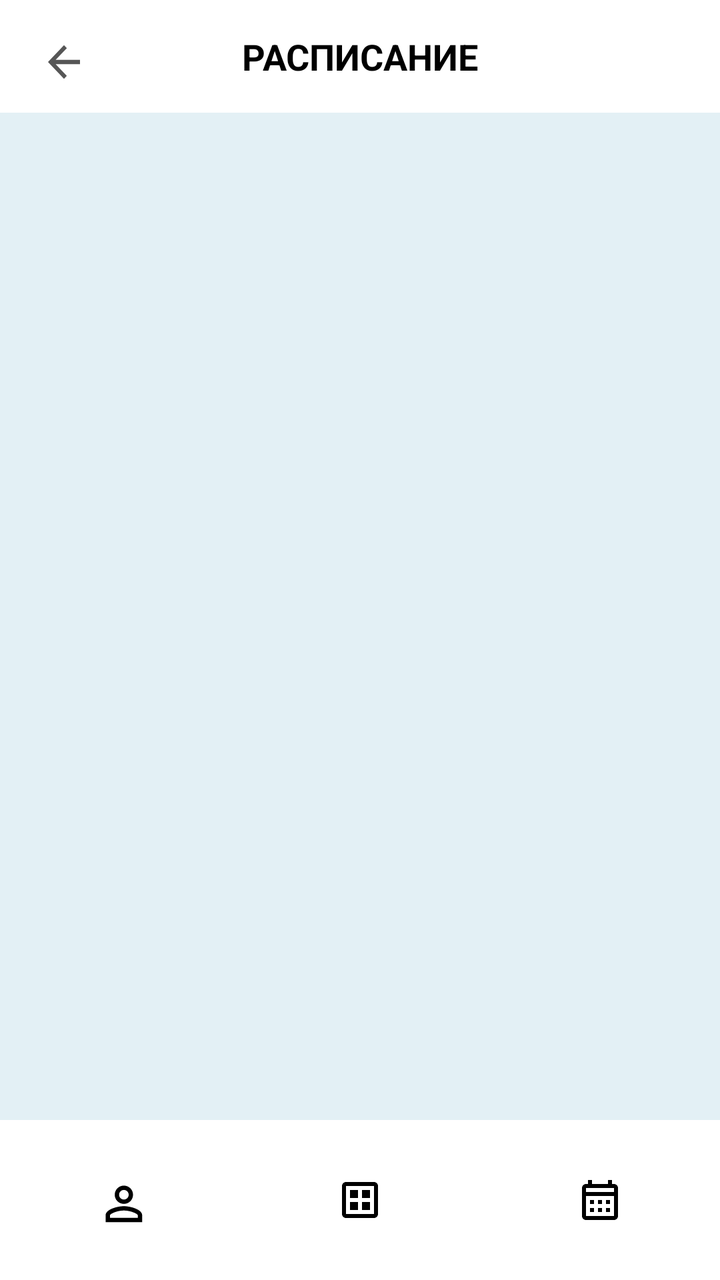
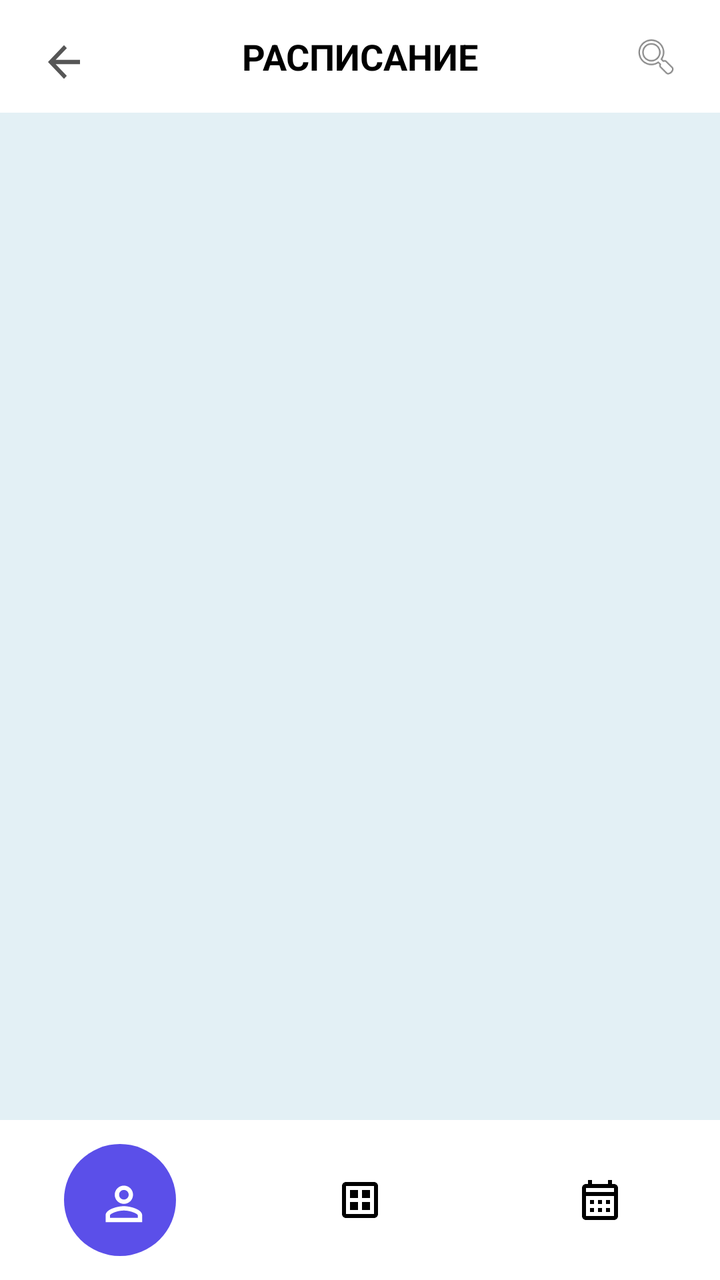

The first picture is an Android layout as it rendered before a commit; the second is the same layout after the commit. The layout source and the unified diff follow.
<!-- AndroidManifest.xml: application theme Theme.Universe -->
<!-- res/layout/activity_schedule.xml -->
<?xml version="1.0" encoding="utf-8"?>
<androidx.constraintlayout.widget.ConstraintLayout
    xmlns:android="http://schemas.android.com/apk/res/android"
    xmlns:app="http://schemas.android.com/apk/res-auto"
    android:layout_width="match_parent"
    android:layout_height="match_parent"
    android:background="#E3F0F5">
    <ImageView
        android:id="@+id/btnBack"
        android:layout_width="48dp"
        android:layout_height="0dp"
        android:layout_marginStart="8dp"
        android:padding="12dp"
        android:src="@drawable/arrowback"
        android:background="?attr/selectableItemBackgroundBorderless"
        android:elevation="10dp"
        app:layout_constraintStart_toStartOf="parent"
        app:layout_constraintTop_toTopOf="@id/tvTitle"  />
    
    <TextView
        android:id="@+id/tvTitle"
        android:layout_width="0dp"
        android:layout_height="wrap_content"
        android:background="#FFFFFF"
        android:padding="16dp"
        android:text="РАСПИСАНИЕ"
        android:textAlignment="center"
        android:textColor="#000000"
        android:textSize="18sp"
        android:textStyle="bold"
        app:layout_constraintTop_toTopOf="parent"
        app:layout_constraintStart_toStartOf="parent"
        app:layout_constraintEnd_toEndOf="parent" />

    
    <androidx.recyclerview.widget.RecyclerView
        android:id="@+id/recyclerSchedule"
        android:layout_width="0dp"
        android:layout_height="0dp"
        android:padding="8dp"
        app:layout_constraintTop_toBottomOf="@id/tvTitle"
        app:layout_constraintBottom_toTopOf="@id/bottomNav"
        app:layout_constraintStart_toStartOf="parent"
        app:layout_constraintEnd_toEndOf="parent" />

    
    <com.google.android.material.bottomnavigation.BottomNavigationView
        android:id="@+id/bottomNav"
        android:layout_width="0dp"
        android:layout_height="wrap_content"
        android:background="#FFFFFF"
        app:menu="@menu/bottom_menu"
        app:labelVisibilityMode="unlabeled"
        app:itemIconTint="@color/black"
        app:itemTextColor="@color/black"
        app:layout_constraintBottom_toBottomOf="parent"
        app:layout_constraintStart_toStartOf="parent"
        app:layout_constraintEnd_toEndOf="parent" />

</androidx.constraintlayout.widget.ConstraintLayout>
<!-- resources referenced by this layout -->
<resources>
  <color name="black">#FF000000</color>
  <!-- drawable arrowback (drawable) -->
  <vector xmlns:android="http://schemas.android.com/apk/res/android"
      android:width="36dp"
      android:height="38dp"
      android:viewportWidth="36"
      android:viewportHeight="38">
    <group>
      <clip-path
          android:pathData="M0,0h36v38h-36z"/>
      <path
          android:pathData="M30,17.417H11.745L20.13,8.566L18,6.333L6,19L18,31.667L20.115,29.434L11.745,20.583H30V17.417Z"
          android:fillColor="#565656"/>
    </group>
  </vector>
  <style name="Theme.Universe" parent="Base.Theme.Universe" />
  <style name="Base.Theme.Universe" parent="Theme.Material3.DayNight.NoActionBar">
          
          
  
          
          <item name="colorSecondaryContainer">@android:color/transparent</item>
      </style>
</resources>

<!-- the commit's change to res/layout/activity_schedule.xml (unified diff, before → after) -->
@@ -5,6 +5,8 @@
     android:layout_width="match_parent"
     android:layout_height="match_parent"
     android:background="#E3F0F5">
+
+    
     <ImageView
         android:id="@+id/btnBack"
         android:layout_width="48dp"
@@ -15,7 +17,8 @@
         android:background="?attr/selectableItemBackgroundBorderless"
         android:elevation="10dp"
         app:layout_constraintStart_toStartOf="parent"
-        app:layout_constraintTop_toTopOf="@id/tvTitle"  />
+        app:layout_constraintTop_toTopOf="@id/tvTitle" />
+
     
     <TextView
         android:id="@+id/tvTitle"
@@ -33,11 +36,25 @@
         app:layout_constraintEnd_toEndOf="parent" />
 
     
+    <ImageView
+        android:id="@+id/btnSearch"
+        android:layout_width="48dp"
+        android:layout_height="48dp"
+        android:layout_marginEnd="8dp"
+        android:padding="12dp"
+        android:src="@android:drawable/ic_menu_search"
+        android:background="?attr/selectableItemBackgroundBorderless"
+        app:layout_constraintBottom_toBottomOf="@id/tvTitle"
+        app:layout_constraintEnd_toEndOf="parent"
+        app:layout_constraintTop_toTopOf="@id/tvTitle" />
+
+    
     <androidx.recyclerview.widget.RecyclerView
         android:id="@+id/recyclerSchedule"
         android:layout_width="0dp"
         android:layout_height="0dp"
         android:padding="8dp"
+        android:clipToPadding="false"
         app:layout_constraintTop_toBottomOf="@id/tvTitle"
         app:layout_constraintBottom_toTopOf="@id/bottomNav"
         app:layout_constraintStart_toStartOf="parent"
@@ -51,8 +68,11 @@
         android:background="#FFFFFF"
         app:menu="@menu/bottom_menu"
         app:labelVisibilityMode="unlabeled"
-        app:itemIconTint="@color/black"
-        app:itemTextColor="@color/black"
+        app:itemIconSize="24dp"
+        app:itemIconTint="@color/bottom_nav_colors"
+        app:itemTextColor="@color/bottom_nav_colors"
+        app:itemBackground="@drawable/nav_item_background"
+        app:itemRippleColor="@android:color/transparent"
         app:layout_constraintBottom_toBottomOf="parent"
         app:layout_constraintStart_toStartOf="parent"
         app:layout_constraintEnd_toEndOf="parent" />
<!-- resource entries referenced after the edit -->
@@ -1,6 +1,5 @@
 <!-- resources referenced by this layout -->
 <resources>
-  <color name="black">#FF000000</color>
   <!-- drawable arrowback (drawable) -->
   <vector xmlns:android="http://schemas.android.com/apk/res/android"
       android:width="36dp"
@@ -15,6 +14,30 @@
           android:fillColor="#565656"/>
     </group>
   </vector>
+  <!-- drawable nav_item_background (drawable) -->
+  <?xml version="1.0" encoding="utf-8"?>
+  <selector xmlns:android="http://schemas.android.com/apk/res/android">
+  
+      <item android:state_checked="true">
+          <layer-list>
+              <item
+                  android:width="56dp"
+                  android:height="56dp"
+                  android:gravity="center">
+                  <shape android:shape="oval">
+                      <solid android:color="#5B4FE9" />
+                  </shape>
+              </item>
+          </layer-list>
+      </item>
+  
+      <item>
+          <shape android:shape="oval">
+              <solid android:color="@android:color/transparent" />
+          </shape>
+      </item>
+  
+  </selector>
   <style name="Theme.Universe" parent="Base.Theme.Universe" />
   <style name="Base.Theme.Universe" parent="Theme.Material3.DayNight.NoActionBar">
           
